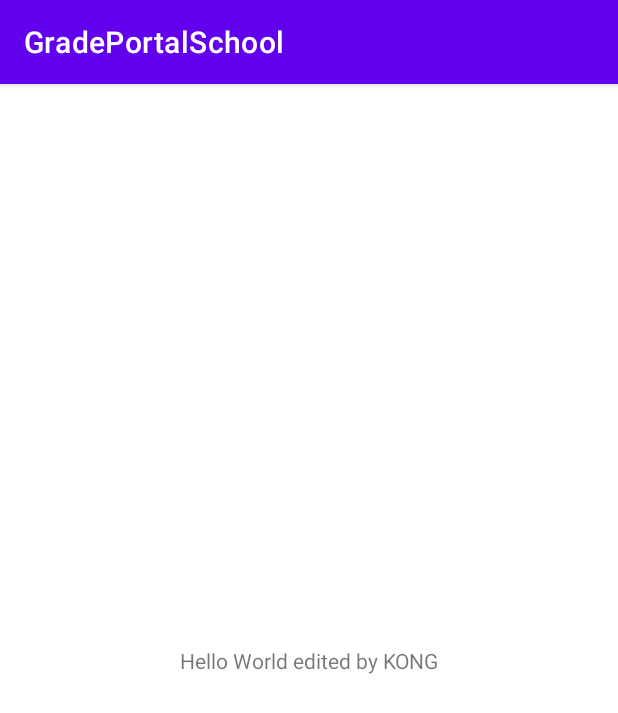
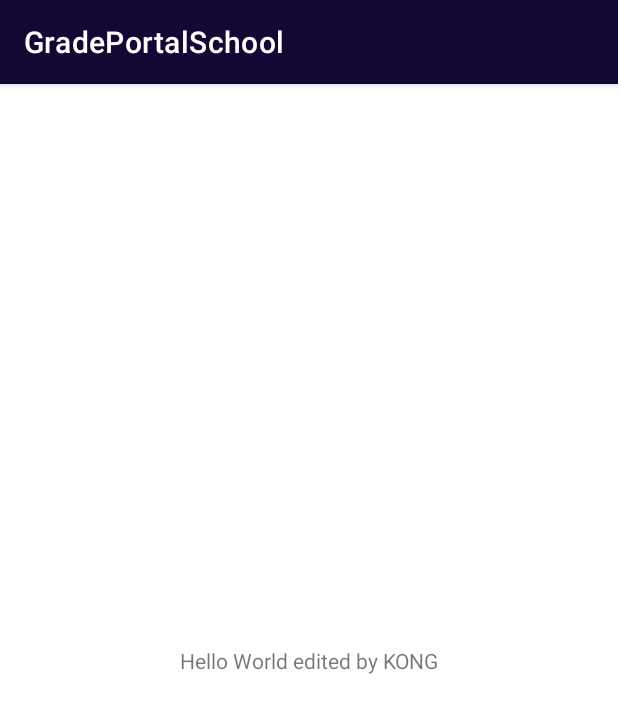
Before and after one commit to itechpaulj/gportal, an Android app: the screen it shows after launch (MainActivity), on a phone screen of 412 x 824 dp. Shown: the top 713 px of the screen. Run offline under Robolectric (Android 15) with nearby library versions, the phone set to English and light mode, and no system bars.

Commit message:
theme-color requested by  dan

```diff
--- a/app/src/main/res/values/colors.xml
+++ b/app/src/main/res/values/colors.xml
@@ -7,4 +7,6 @@
     <color name="teal_700">#FF018786</color>
     <color name="black">#FF000000</color>
     <color name="white">#FFFFFFFF</color>
+    <color name="colorSecondaryVariant1">#4B9FE1</color>
+    <color name="colorSecondaryVariant2">#63BCE5</color>
 </resources>
--- a/app/src/main/res/values/themes.xml
+++ b/app/src/main/res/values/themes.xml
@@ -2,12 +2,16 @@
     <!-- Base application theme. -->
     <style name="Theme.GradePortalSchool" parent="Theme.MaterialComponents.DayNight.DarkActionBar">
         <!-- Primary brand color. -->
-        <item name="colorPrimary">@color/purple_500</item>
-        <item name="colorPrimaryVariant">@color/purple_700</item>
+        <!--item name="colorPrimary">@color/purple_500</item-->
+        <item name="colorPrimary">#150734</item>
+        <item name="colorPrimaryVariant">#0F2557</item>
+        <!--item name="colorPrimaryVariant">@color/purple_700</item-->
         <item name="colorOnPrimary">@color/white</item>
         <!-- Secondary brand color. -->
-        <item name="colorSecondary">@color/teal_200</item>
-        <item name="colorSecondaryVariant">@color/teal_700</item>
+        <!--item name="colorSecondary">@color/teal_200</item-->
+        <item name="colorSecondary">#3778C2</item>
+        <item name="colorSecondaryVariant">#4B9FE1</item>
+        <!--item name="colorSecondaryVariant">@color/teal_700</item-->
         <item name="colorOnSecondary">@color/black</item>
         <!-- Status bar color. -->
         <item name="android:statusBarColor" tools:targetApi="l">?attr/colorPrimaryVariant</item>
```
